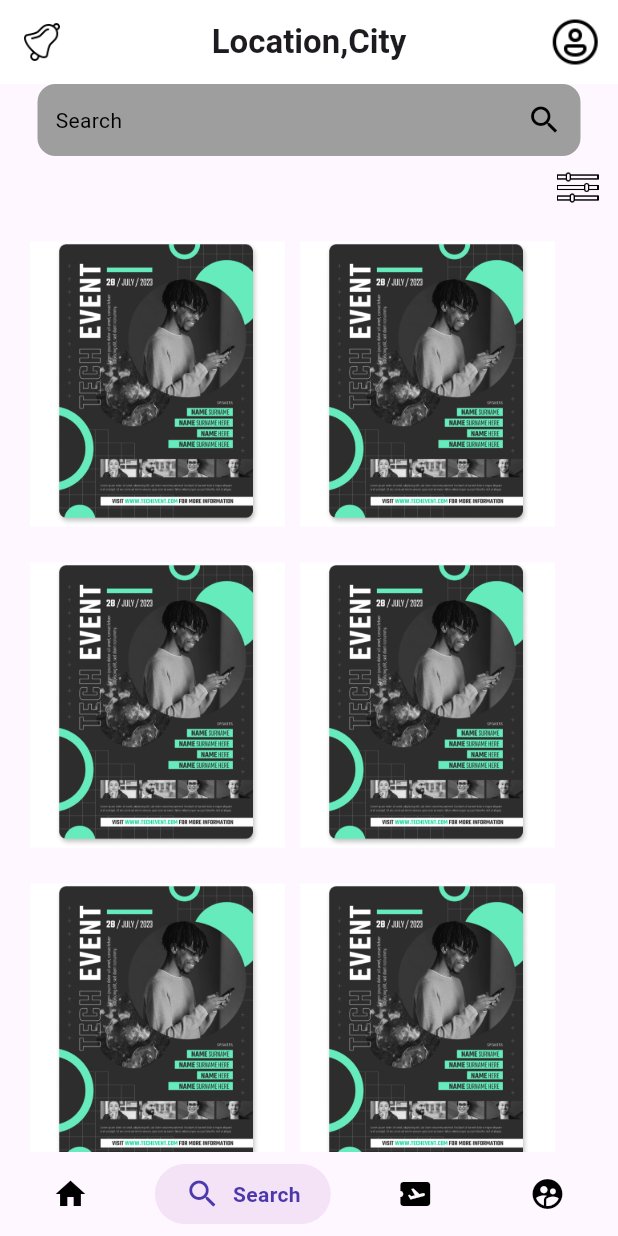
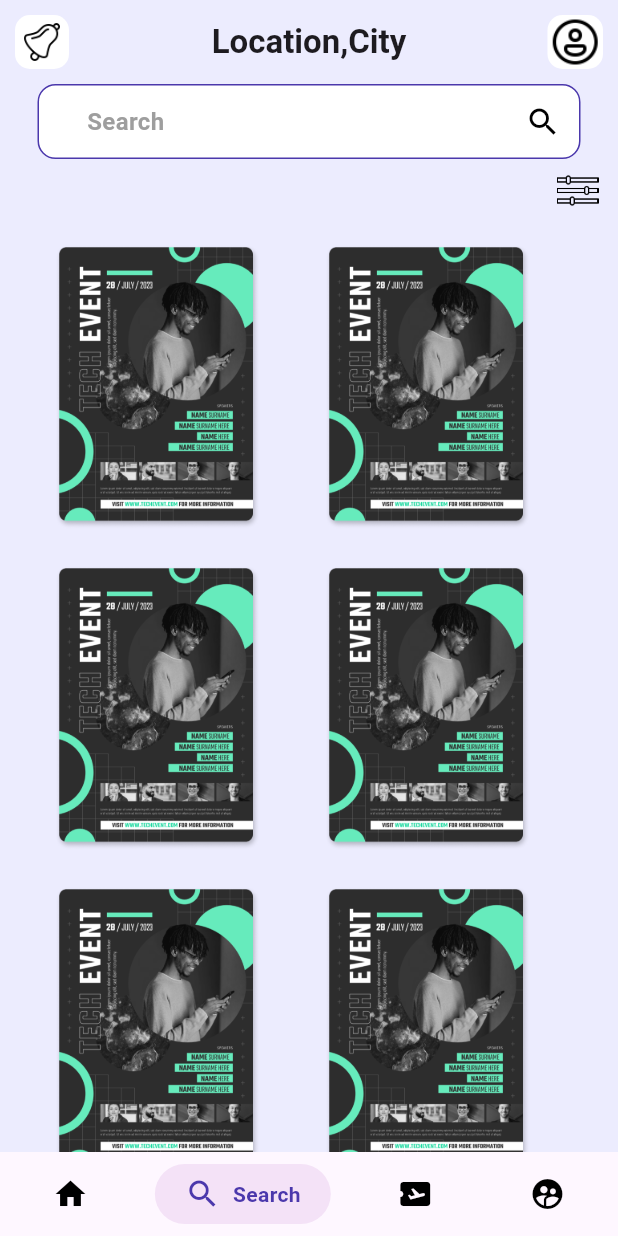
Before and after one commit to Lovindu/event-management-system-mobile, a Flutter app: the screen it shows after launch, item 2 of the bottom bar chosen, on a phone screen of 412 x 824 dp. Run offline on Flutter 3.47's test engine with Material 3 defaults, Android fonts, the phone set to English and light mode, and no system bars; drawn by our look-alikes of google_nav_bar; our stand-ins replace popover.

Commit message:
updated ticket page

```diff
--- /dev/null
+++ b/lib/events/event_ticket_confirmation.dart
@@ -0,0 +1,27 @@
+import 'package:flutter/material.dart';
+
+class EvenetTicketConfirmation extends StatefulWidget {
+  const EvenetTicketConfirmation({super.key});
+
+  @override
+  State<EvenetTicketConfirmation> createState() =>
+      _EvenetTicketSelectionState();
+}
+
+class _EvenetTicketSelectionState extends State<EvenetTicketConfirmation> {
+  @override
+  Widget build(BuildContext context) {
+    return MaterialApp(
+      debugShowCheckedModeBanner: false,
+      home: Scaffold(
+        appBar: AppBar(
+          title: Text(
+            'Select Preferred Ticket \nCategory',
+            style: TextStyle(fontWeight: FontWeight.bold),
+          ),
+        ),
+        body: Scaffold(),
+      ),
+    );
+  }
+}
--- a/lib/events/price_items.dart
+++ b/lib/events/price_items.dart
@@ -53,7 +53,7 @@ class PriceItems extends StatelessWidget {
                       style: TextStyle(fontSize: 18, color: Colors.white),
                     ),
                     Text(
-                      "     RS.2000",
+                      "     RS.1000",
                       style: TextStyle(fontSize: 18, color: Color(0xffFC8E94)),
                     ),
                   ],
@@ -85,7 +85,7 @@ class PriceItems extends StatelessWidget {
                       style: TextStyle(fontSize: 18, color: Colors.white),
                     ),
                     Text(
-                      "     RS.3000",
+                      "     RS.2000",
                       style: TextStyle(fontSize: 18, color: Color(0xffFC8E94)),
                     ),
                   ],
@@ -117,7 +117,7 @@ class PriceItems extends StatelessWidget {
                       style: TextStyle(fontSize: 18, color: Colors.white),
                     ),
                     Text(
-                      "     RS.5000",
+                      "     RS.3000",
                       style: TextStyle(fontSize: 18, color: Color(0xffFC8E94)),
                     ),
                   ],
--- a/lib/pages/home.dart
+++ b/lib/pages/home.dart
@@ -42,7 +42,7 @@ class _HomeState extends State<Home> {
           ),
         ),
         centerTitle: true,
-        backgroundColor: Colors.white,
+        backgroundColor: Color(0xffECECFE),
         elevation: 0,
         leading: Container(
           margin: EdgeInsets.all(10),
--- a/lib/pages/search.dart
+++ b/lib/pages/search.dart
@@ -20,19 +20,29 @@ class _SearchState extends State<Search> {
     return MaterialApp(
       debugShowCheckedModeBanner: false,
       home: Scaffold(
-        body: ListView(
+        body: Container(
+          decoration: BoxDecoration(color: Color(0xffECECFE)),
+          child: ListView(
             children: [
               Container(
               padding: EdgeInsets.all(12),
               margin: EdgeInsets.symmetric(horizontal: 25),
               decoration: BoxDecoration(
-                  color: Colors.grey, borderRadius: BorderRadius.circular(12)),
+                  border: Border.all(color: Color(0xff4B38AC)),
+                  color: Colors.white,
+                  borderRadius: BorderRadius.circular(12)),
               child: Row(
                 mainAxisAlignment: MainAxisAlignment.spaceBetween,
                 children: [
-                  Text(
+                  Padding(
+                    padding: const EdgeInsets.fromLTRB(20, 0, 0, 0),
+                    child: Text(
                       'Search',
-                    style: TextStyle(color: Colors.black),
+                      style: TextStyle(
+                          color: Colors.grey,
+                          fontWeight: FontWeight.w600,
+                          fontSize: 16),
+                    ),
                   ),
                   Icon(Icons.search, color: Colors.black)
                 ],
@@ -48,6 +58,7 @@ class _SearchState extends State<Search> {
                     mainAxisAlignment: MainAxisAlignment.end,
                     children: [
                       Container(
+                        decoration: BoxDecoration(color: Color(0xffECECFE)),
                           padding: EdgeInsets.only(right: 12),
                           height: 40,
                           width: 40,
@@ -62,6 +73,7 @@ class _SearchState extends State<Search> {
               Padding(
                 padding: EdgeInsets.fromLTRB(15.0, 0, 8.0, 4.0),
                 child: Container(
+                  decoration: BoxDecoration(color: Color(0xffECECFE)),
                   height: 200,
                   child: ListView(
                     scrollDirection: Axis.horizontal,
@@ -71,7 +83,7 @@ class _SearchState extends State<Search> {
                         child: Container(
                           height: 100,
                           width: 170,
-                        color: Colors.white,
+                          color: Color(0xffECECFE),
                           child: Image.asset('lib/images/8548949 3 (1).png'),
                         ),
                       ),
@@ -80,7 +92,7 @@ class _SearchState extends State<Search> {
                         child: Container(
                           height: 100,
                           width: 170,
-                        color: Colors.white,
+                          color: Color(0xffECECFE),
                           child: Image.asset('lib/images/8548949 3 (1).png'),
                         ),
                       ),
@@ -91,6 +103,7 @@ class _SearchState extends State<Search> {
               Padding(
                 padding: EdgeInsets.fromLTRB(15.0, 10.0, 8.0, 4.0),
                 child: Container(
+                  decoration: BoxDecoration(color: Color(0xffECECFE)),
                   height: 200,
                   child: ListView(
                     scrollDirection: Axis.horizontal,
@@ -100,7 +113,7 @@ class _SearchState extends State<Search> {
                         child: Container(
                           height: 100,
                           width: 170,
-                        color: Colors.white,
+                          color: Color(0xffECECFE),
                           child: Image.asset('lib/images/8548949 3 (1).png'),
                         ),
                       ),
@@ -109,7 +122,7 @@ class _SearchState extends State<Search> {
                         child: Container(
                           height: 100,
                           width: 170,
-                        color: Colors.white,
+                          color: Color(0xffECECFE),
                           child: Image.asset('lib/images/8548949 3 (1).png'),
                         ),
                       ),
@@ -120,6 +133,7 @@ class _SearchState extends State<Search> {
               Padding(
                 padding: EdgeInsets.fromLTRB(15.0, 10.0, 8.0, 4.0),
                 child: Container(
+                  decoration: BoxDecoration(color:Color(0xffECECFE)),
                   height: 200,
                   child: ListView(
                     scrollDirection: Axis.horizontal,
@@ -129,7 +143,7 @@ class _SearchState extends State<Search> {
                         child: Container(
                           height: 100,
                           width: 170,
-                        color: Colors.white,
+                          color: Color(0xffECECFE),
                           child: Image.asset('lib/images/8548949 3 (1).png'),
                         ),
                       ),
@@ -138,7 +152,7 @@ class _SearchState extends State<Search> {
                         child: Container(
                           height: 100,
                           width: 170,
-                        color: Colors.white,
+                          color: Color(0xffECECFE),
                           child: Image.asset('lib/images/8548949 3 (1).png'),
                         ),
                       ),
@@ -149,6 +163,7 @@ class _SearchState extends State<Search> {
               Padding(
                 padding: EdgeInsets.fromLTRB(15.0, 10.0, 8.0, 4.0),
                 child: Container(
+                  decoration: BoxDecoration(color: Color(0xffECECFE)),
                   height: 200,
                   child: ListView(
                     scrollDirection: Axis.horizontal,
@@ -158,7 +173,7 @@ class _SearchState extends State<Search> {
                         child: Container(
                           height: 100,
                           width: 170,
-                        color: Colors.white,
+                          color: Color(0xffECECFE),
                           child: Image.asset('lib/images/8548949 3 (1).png'),
                         ),
                       ),
@@ -167,7 +182,7 @@ class _SearchState extends State<Search> {
                         child: Container(
                           height: 100,
                           width: 170,
-                        color: Colors.white,
+                          color: Color(0xffECECFE),
                           child: Image.asset('lib/images/8548949 3 (1).png'),
                         ),
                       ),
@@ -178,6 +193,7 @@ class _SearchState extends State<Search> {
             ],
           ),
         ),
+      ),
     );
   }
 }
--- a/lib/pages/ticket.dart
+++ b/lib/pages/ticket.dart
@@ -50,9 +50,7 @@ class _TicketPageState extends State<TicketPage> {
             children: [
               Container(
                 decoration: BoxDecoration(
-                    borderRadius: BorderRadius.only(
-                        topLeft: Radius.circular(10),
-                        topRight: Radius.circular(10)),
+
                     image: DecorationImage(
                         image: AssetImage("lib/images/Music_Night.png"),
                         fit: BoxFit.cover)),
```
Also changed, not shown: lib/events/event_ticket_summary.dart (+7 -4 lines), lib/pages/home_main.dart (+26 -11 lines). Lines whose indentation alone changed are shown as unchanged.
